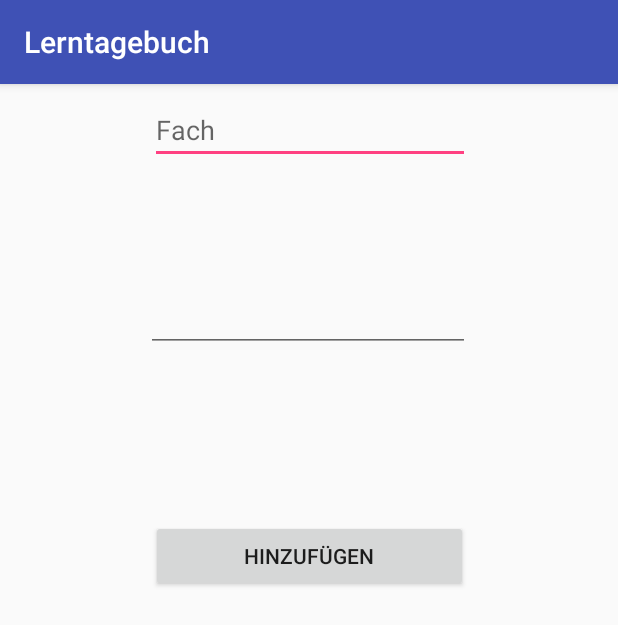
After one commit to failex234/schulbuch, an Android app: the DiaryActivity screen opened directly, with no data from a screen before it, on a phone screen of 412 x 824 dp. The commit adds this screen. Shown: the top 625 px of the screen. Run offline under Robolectric (Android 15) with nearby library versions, the phone set to English and light mode, and no system bars.

Commit message:
Added new activity, added different menu for when there are  no entries for homework

```diff
--- /dev/null
+++ b/app/src/main/java/de/failex/schulplaner/DiaryActivity.java
@@ -0,0 +1,14 @@
+package de.failex.schulplaner;
+
+import android.support.v7.app.AppCompatActivity;
+import android.os.Bundle;
+
+public class DiaryActivity extends AppCompatActivity {
+
+    @Override
+    protected void onCreate(Bundle savedInstanceState) {
+        super.onCreate(savedInstanceState);
+        setContentView(R.layout.activity_diary);
+        this.setTitle("Lerntagebuch");
+    }
+}
--- /dev/null
+++ b/app/src/main/res/layout/activity_diary.xml
@@ -0,0 +1,45 @@
+<?xml version="1.0" encoding="utf-8"?>
+<android.support.constraint.ConstraintLayout xmlns:android="http://schemas.android.com/apk/res/android"
+    xmlns:app="http://schemas.android.com/apk/res-auto"
+    xmlns:tools="http://schemas.android.com/tools"
+    android:layout_width="match_parent"
+    android:layout_height="match_parent"
+    tools:context="de.failex.schulplaner.DiaryActivity">
+
+    <EditText
+        android:id="@+id/editText6"
+        android:layout_width="wrap_content"
+        android:layout_height="wrap_content"
+        android:ems="10"
+        android:hint="Fach"
+        android:inputType="textPersonName"
+        app:layout_constraintRight_toRightOf="parent"
+        app:layout_constraintTop_toTopOf="parent"
+        android:layout_marginTop="8dp"
+        app:layout_constraintLeft_toLeftOf="parent"
+        app:layout_constraintHorizontal_bias="0.502" />
+
+    <Button
+        android:id="@+id/button"
+        android:layout_width="211dp"
+        android:layout_height="48dp"
+        android:text="Hinzufügen"
+        app:layout_constraintRight_toRightOf="parent"
+        app:layout_constraintLeft_toLeftOf="parent"
+        app:layout_constraintBottom_toBottomOf="parent"
+        android:layout_marginBottom="429dp" />
+
+    <EditText
+        android:id="@+id/editText"
+        android:layout_width="216dp"
+        android:layout_height="44dp"
+        android:ems="10"
+        android:inputType="textMultiLine"
+        app:layout_constraintRight_toRightOf="parent"
+        app:layout_constraintLeft_toLeftOf="parent"
+        app:layout_constraintBottom_toTopOf="@+id/button"
+        app:layout_constraintTop_toBottomOf="@+id/editText6"
+        app:layout_constraintHorizontal_bias="0.497"
+        app:layout_constraintVertical_bias="0.419" />
+
+</android.support.constraint.ConstraintLayout>
--- /dev/null
+++ b/app/src/main/res/menu/option_menu_no_edit.xml
@@ -0,0 +1,6 @@
+<?xml version="1.0" encoding="utf-8"?>
+<menu xmlns:android="http://schemas.android.com/apk/res/android">
+    <item android:id="@+id/search_button"
+        android:title="Hinzufügen"
+        android:showAsAction="ifRoom" />
+</menu>
```
Also changed, not shown: app/src/main/AndroidManifest.xml (+6 -1 lines), app/src/main/java/de/failex/schulplaner/ItemActivity.java (+12 -3 lines).
